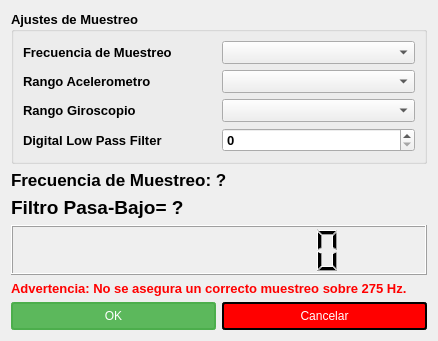
Above: ajustessensores.ui from hectorda/Bio-Feedback before the change. Below: the same form after it.
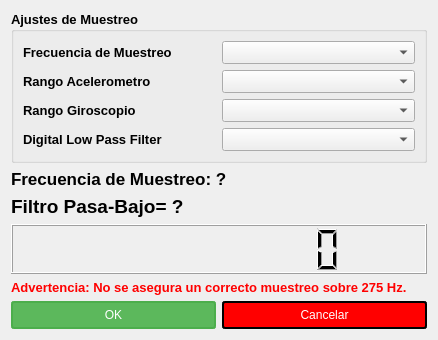
That is the form after the change. Icons and pictures are not drawn.

Commit message: Ajustes de Interfaz y Bug Fix del Puntero a Angulo

Patch:
```diff
--- a/ajustessensores.ui
+++ b/ajustessensores.ui
@@ -114,8 +114,8 @@
         </property>
        </widget>
       </item>
-      <item row="4" column="1">
-       <widget class="QSpinBox" name="spinBoxDLPF">
+      <item row="0" column="1">
+       <widget class="QComboBox" name="comboBoxFrecuenciaMuestreo">
         <property name="font">
          <font>
           <pointsize>10</pointsize>
@@ -123,13 +123,10 @@
           <bold>true</bold>
          </font>
         </property>
-        <property name="maximum">
-         <number>6</number>
-        </property>
        </widget>
       </item>
-      <item row="0" column="1">
-       <widget class="QComboBox" name="comboBoxFrecuenciaMuestreo">
+      <item row="4" column="1">
+       <widget class="QComboBox" name="comboBoxDLPF">
         <property name="font">
          <font>
           <pointsize>10</pointsize>
```
The commit also changes 5 other files.
